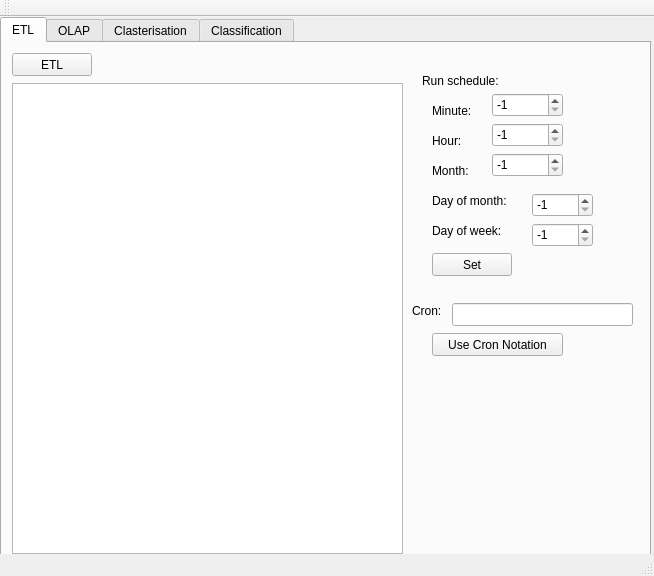
Before: the Qt Designer form okcham-system/mainwindow.ui in bananamilkshake-code/ockham, drawn with Qt 5.
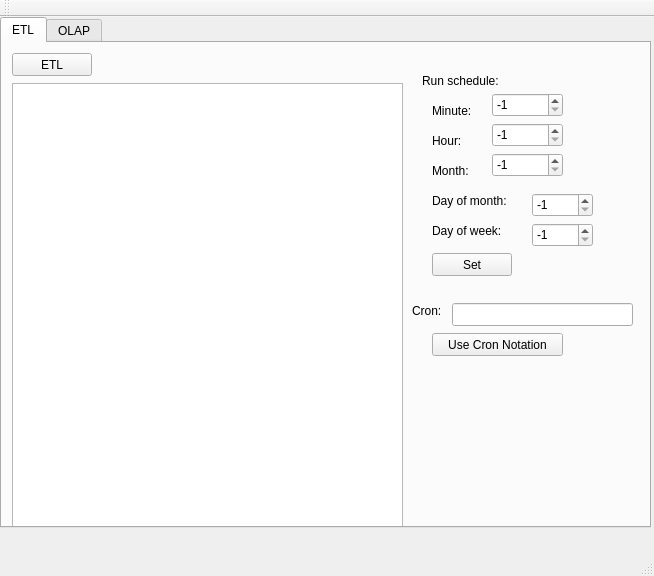
After: the same form once the commit is applied.

What changed in the file:
```diff
--- a/okcham-system/mainwindow.ui
+++ b/okcham-system/mainwindow.ui
@@ -26,7 +26,7 @@
       <x>0</x>
       <y>0</y>
       <width>651</width>
-      <height>551</height>
+      <height>511</height>
      </rect>
     </property>
     <property name="sizePolicy">
@@ -458,19 +458,6 @@
       </attribute>
      </widget>
     </widget>
-    <widget class="QWidget" name="tab_clasterisation">
-     <attribute name="title">
-      <string>Clasterisation</string>
-     </attribute>
-    </widget>
-    <widget class="QWidget" name="tab_Classification">
-     <property name="toolTip">
-      <string/>
-     </property>
-     <attribute name="title">
-      <string>Classification</string>
-     </attribute>
-    </widget>
    </widget>
   </widget>
   <widget class="QMenuBar" name="menuBar">
```
